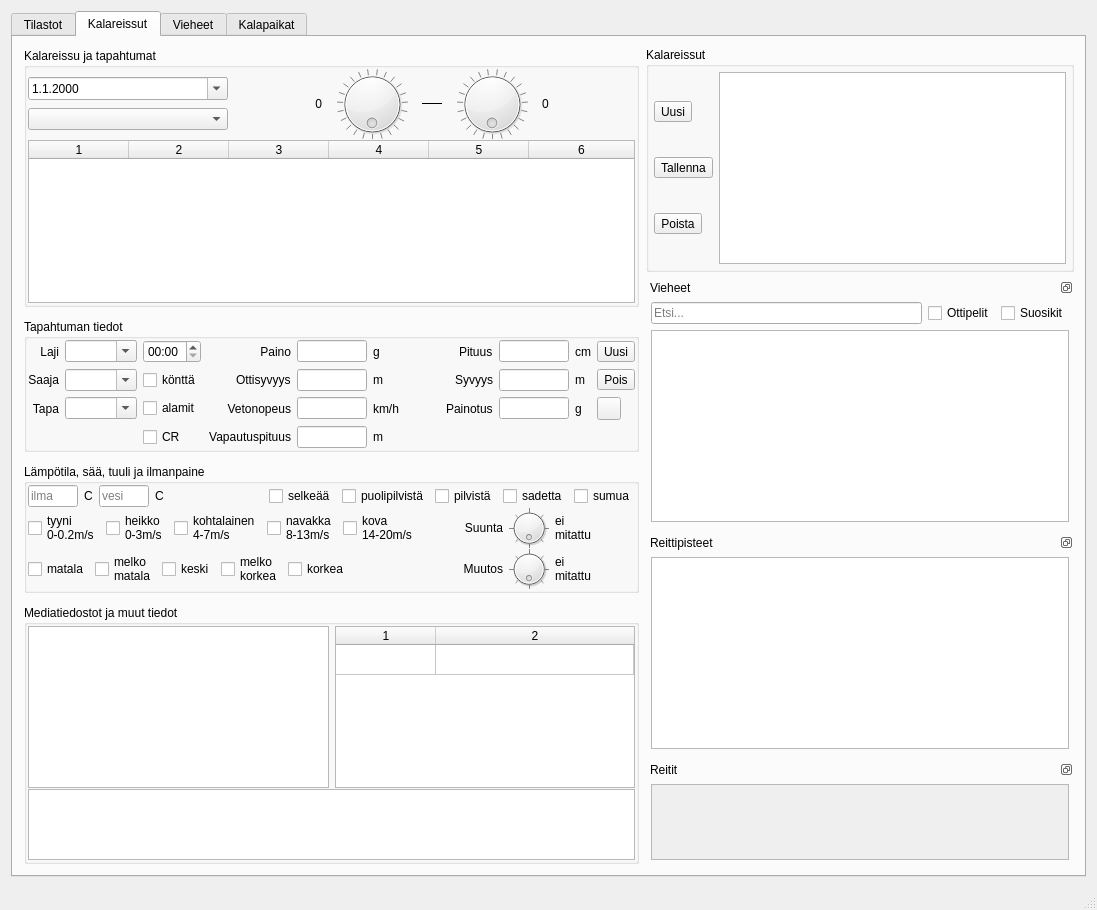
First picture: the form in mainwindow.ui, repository samuliwritescode/uistelupaivakirja-desktop, before the edit.
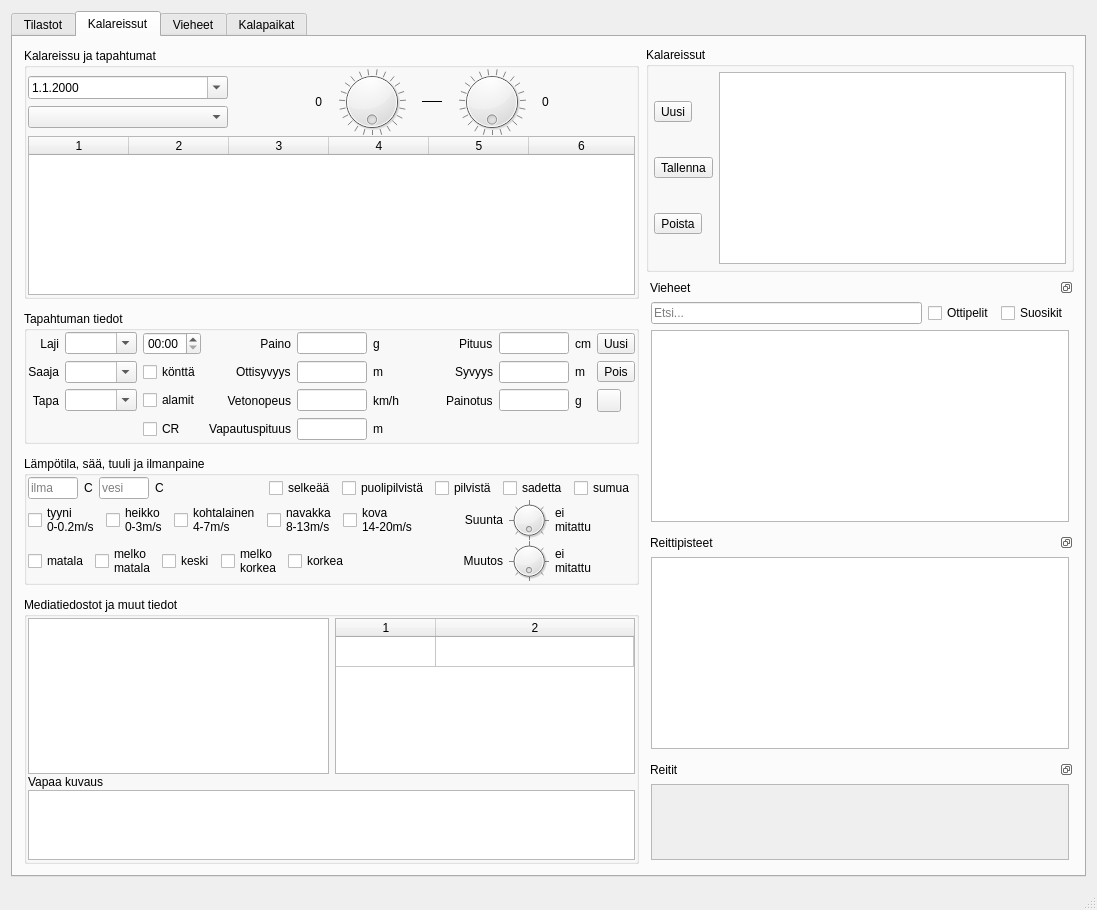
Second picture: the form after the edit. Icons and pictures are not drawn.

Commit message: -Ikonipohja ja reissuikoni sekä kalapaikkaikoni sievistetty. -Label vapaan kuvauksen ylle.

```diff
--- a/mainwindow.ui
+++ b/mainwindow.ui
@@ -1214,6 +1214,13 @@
                </item>
               </layout>
              </item>
+             <item>
+              <widget class="QLabel" name="label_28">
+               <property name="text">
+                <string>Vapaa kuvaus</string>
+               </property>
+              </widget>
+             </item>
              <item>
               <widget class="QTextEdit" name="misc">
                <property name="sizePolicy">
```
Left out of the diff: 4 changed lines with no effect on the pictures. The commit also changes 4 other files.
